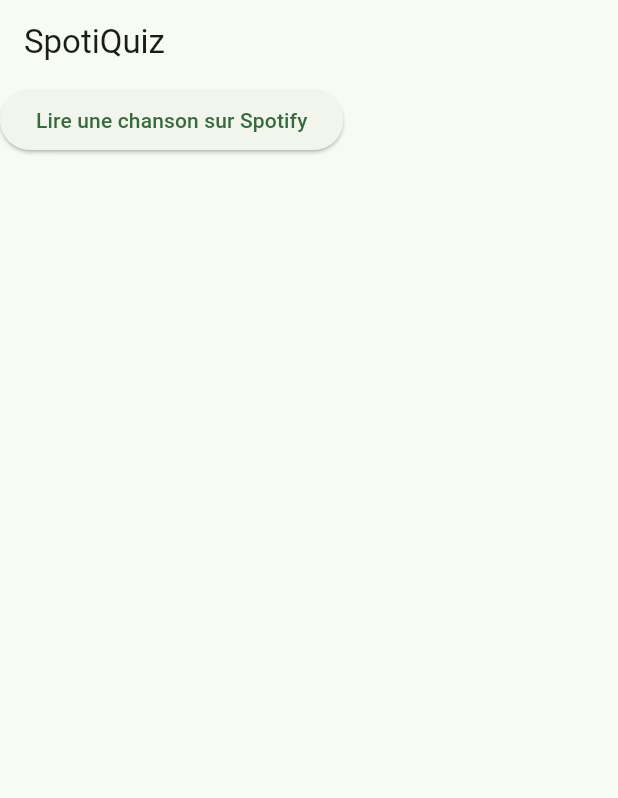
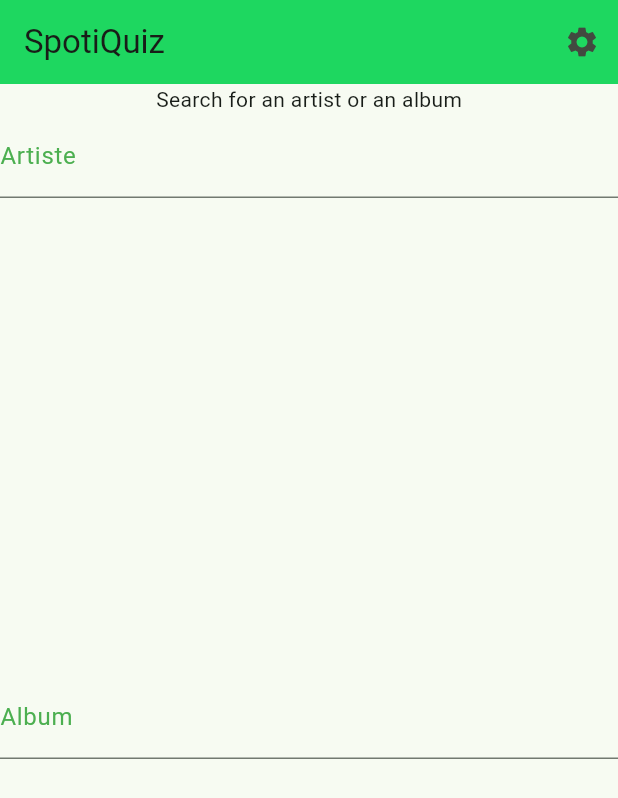
Before and after one commit to TessLry/spotiquiz, a Flutter app: the screen it shows after launch, on a phone screen of 412 x 824 dp. Shown: the top 798 px of the screen. Run offline on Flutter 3.47's test engine with Material 2 defaults, Android fonts, the phone set to English and light mode, and no system bars; our stand-ins replace flutter_bloc.

Commit message:
fix track_cubit and colors, refactor HomePage in widget

```diff
--- a/lib/bloc/track_cubit.dart
+++ b/lib/bloc/track_cubit.dart
@@ -13,34 +13,34 @@
           name: 'Track 1',
           isPlayable: true,
           album: Album(
-              id: 1,
+              id: '1',
               name: 'Album 1',
               image:
                   'https://i.scdn.co/image/ab67616d00001e02ff9ca10b55ce82ae553c8228',
               releaseDate: '2023-12-16'),
-          artist: Artist(id: 1, name: 'Artist 1')),
+          artist: Artist(id: '1', name: 'Artist 1')),
       Track(
           id: 2,
           name: 'Track 2',
           isPlayable: true,
           album: Album(
-              id: 2,
+              id: '2',
               name: 'Album 2',
               image:
                   'https://i.scdn.co/image/ab67616d00001e02ff9ca10b55ce82ae553c8228',
               releaseDate: '2023-12-16'),
-          artist: Artist(id: 2, name: 'Artist 2')),
+          artist: Artist(id: '2', name: 'Artist 2')),
       Track(
           id: 3,
           name: 'Track 3',
           isPlayable: true,
           album: Album(
-              id: 3,
+              id: '3',
               name: 'Album 3',
               image:
                   'https://i.scdn.co/image/ab67616d00001e02ff9ca10b55ce82ae553c8228',
               releaseDate: '2023-12-16'),
-          artist: Artist(id: 3, name: 'Artist 3')),
+          artist: Artist(id: '3', name: 'Artist 3')),
     ]);
   }
 
--- a/lib/ui/screens/home.dart
+++ b/lib/ui/screens/home.dart
@@ -1,17 +1,10 @@
 import 'package:flutter/material.dart';
-import 'package:spotify_sdk/spotify_sdk.dart';
+import 'package:spotiquiz/ui/widgets/search_album.dart';
+import 'package:spotiquiz/ui/widgets/search_artist.dart';
 import 'package:spotiquiz/utils/colors.dart';
-import 'package:spotiquiz/utils/credentials.dart';
 
-class Home extends StatefulWidget {
+class Home extends StatelessWidget {
   const Home({super.key});
-
-  @override
-  State<Home> createState() => _HomeState();
-}
-
-class _HomeState extends State<Home> {
-  dynamic _artists;
 
   @override
   Widget build(BuildContext context) {
@@ -19,24 +12,21 @@
         appBar: AppBar(
           title: const Text('SpotiQuiz'),
           backgroundColor: AppColors.primary,
+          actions: [
+            IconButton(
+              icon: const Icon(Icons.settings),
+              onPressed: () {
+                Navigator.pushNamed(context, '/settings');
+              },
+            ),
+          ],
         ),
-        body: Container(
-          child: ElevatedButton(
-            onPressed: () async {
-              // Initialisation de l'API Spotify
-              await SpotifySdk.connectToSpotifyRemote(
-                clientId: AppCredentials.spotifyId,
-                redirectUrl: AppCredentials.spotifySecret,
-              );
-
-              // Exemple de lecture d'une piste
-              await SpotifySdk.play(
-                spotifyUri:
-                    'spotify:track:4iV5W9uYEdYUVa79Axb7Rh', // Remplacez par l'URI de la piste que vous souhaitez lire
-              );
-            },
-            child: Text('Lire une chanson sur Spotify'),
-          ),
+        body: Column(
+          children: [
+            Text('Search for an artist or an album'),
+            Expanded(child: SearchArtist()),
+            Expanded(child: SearchAlbum()),
+          ],
         ));
   }
 }
--- a/lib/utils/colors.dart
+++ b/lib/utils/colors.dart
@@ -1,5 +1,5 @@
 import 'package:flutter/widgets.dart';
 
 class AppColors {
-  static const Color primary = Color(0x001db954);
+  static const Color primary = Color.fromARGB(255, 30, 215, 96);
 }
```
